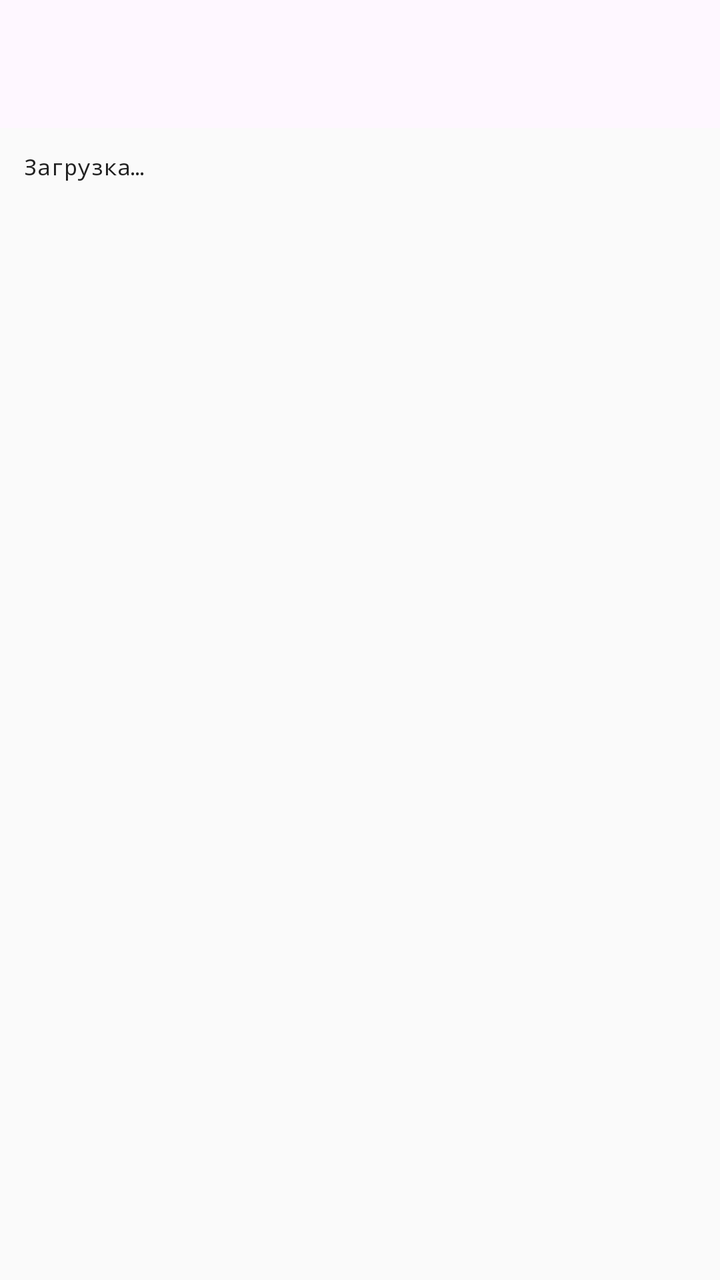
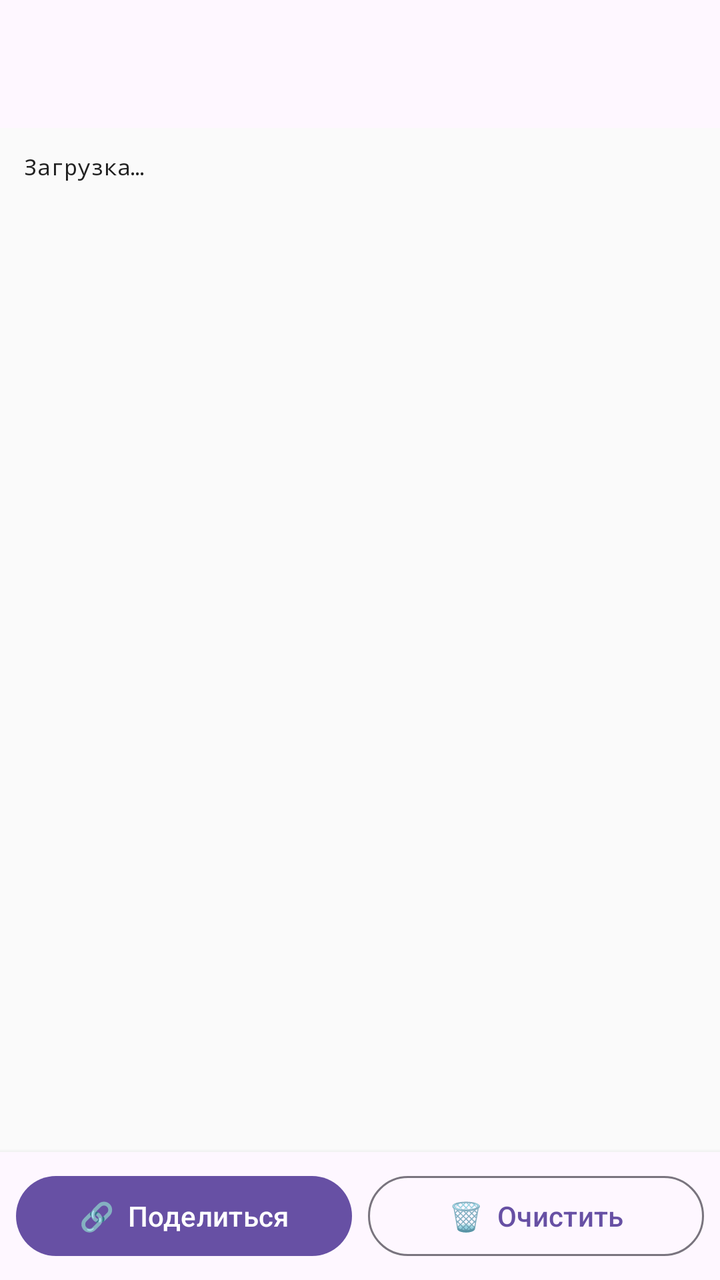

Compare the two renders of this Android layout. The source of the first and the diff that turns it into the second are given below.
<!-- AndroidManifest.xml: application theme Theme.Atom.Main -->
<!-- res/layout/activity_log_viewer.xml -->
<?xml version="1.0" encoding="utf-8"?>
<LinearLayout xmlns:android="http://schemas.android.com/apk/res/android"
    android:layout_width="match_parent"
    android:layout_height="match_parent"
    android:orientation="vertical">

    <com.google.android.material.appbar.MaterialToolbar
        android:id="@+id/toolbar"
        android:layout_width="match_parent"
        android:layout_height="?attr/actionBarSize"
        android:title="Лог" />

    <ScrollView
        android:id="@+id/scrollView"
        android:layout_width="match_parent"
        android:layout_height="0dp"
        android:layout_weight="1"
        android:padding="12dp"
        android:background="#FAFAFA">

        <TextView
            android:id="@+id/logText"
            android:layout_width="match_parent"
            android:layout_height="wrap_content"
            android:fontFamily="monospace"
            android:textSize="11sp"
            android:textColor="#212121"
            android:text="Загрузка…" />
    </ScrollView>
</LinearLayout>
<!-- resources referenced by this layout -->
<resources>
  <style name="Theme.Atom.Main" parent="Theme.Material3.DayNight.NoActionBar">
          <item name="android:statusBarColor">?attr/colorSurface</item>
          <item name="android:windowLightStatusBar" tools:targetApi="m">true</item>
      </style>
</resources>

<!-- the commit's change to res/layout/activity_log_viewer.xml (unified diff, before → after) -->
@@ -27,4 +27,30 @@
             android:textColor="#212121"
             android:text="Загрузка…" />
     </ScrollView>
+
+    <LinearLayout
+        android:layout_width="match_parent"
+        android:layout_height="wrap_content"
+        android:orientation="horizontal"
+        android:padding="8dp"
+        android:background="?attr/colorSurface"
+        android:elevation="4dp">
+
+        <com.google.android.material.button.MaterialButton
+            android:id="@+id/btnShare"
+            android:layout_width="0dp"
+            android:layout_height="wrap_content"
+            android:layout_weight="1"
+            android:layout_marginEnd="4dp"
+            android:text="🔗  Поделиться" />
+
+        <com.google.android.material.button.MaterialButton
+            android:id="@+id/btnClear"
+            style="@style/Widget.Material3.Button.OutlinedButton"
+            android:layout_width="0dp"
+            android:layout_height="wrap_content"
+            android:layout_weight="1"
+            android:layout_marginStart="4dp"
+            android:text="🗑  Очистить" />
+    </LinearLayout>
 </LinearLayout>
